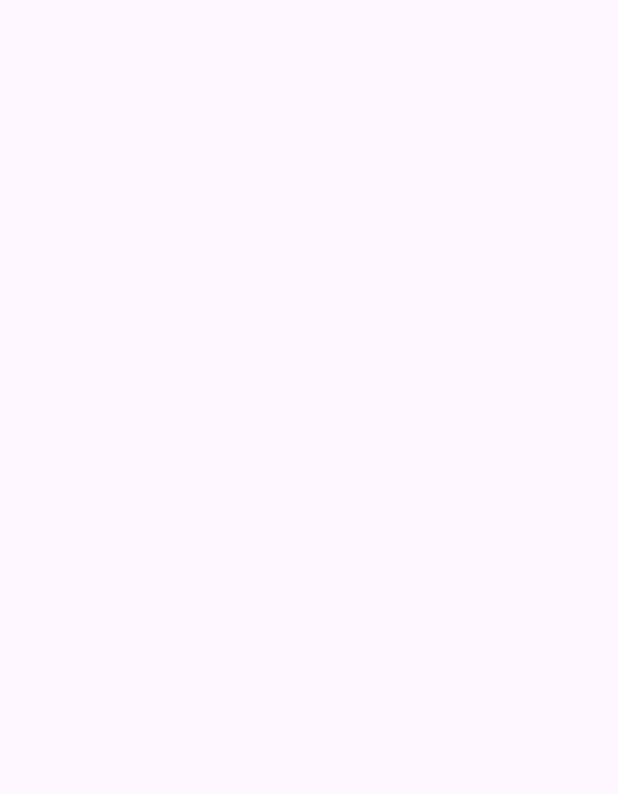
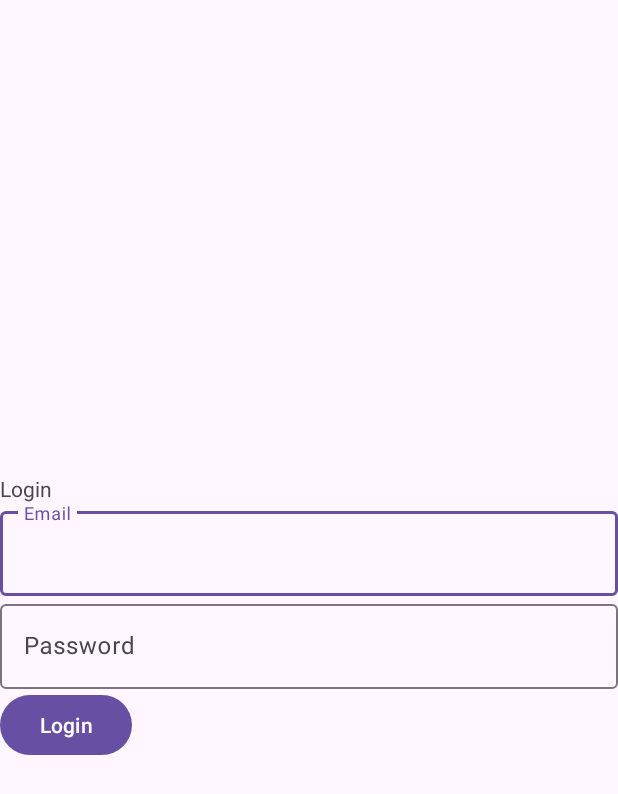
Before and after one commit to UOASOFTENG306/project-1-team-4, an Android app: the LoginActivity screen opened directly, with no data from a screen before it, on a phone screen of 412 x 824 dp. Before the commit the part shown is empty. Shown: the top 794 px of the screen. Run offline under Robolectric (Android 15) with nearby library versions, the phone set to English and light mode, and no system bars.

Commit message:
feat: add initial login xml

```diff
--- a/app/src/main/res/layout/activity_login.xml
+++ b/app/src/main/res/layout/activity_login.xml
@@ -1,9 +1,39 @@
 <?xml version="1.0" encoding="utf-8"?>
-<androidx.constraintlayout.widget.ConstraintLayout xmlns:android="http://schemas.android.com/apk/res/android"
+<LinearLayout xmlns:android="http://schemas.android.com/apk/res/android"
     xmlns:app="http://schemas.android.com/apk/res-auto"
     xmlns:tools="http://schemas.android.com/tools"
     android:layout_width="match_parent"
     android:layout_height="match_parent"
+    android:orientation="vertical"
+    android:gravity="center"
     tools:context=".View.LoginActivity">
 
-</androidx.constraintlayout.widget.ConstraintLayout>
+    <TextView
+        android:text="@string/login"
+        android:layout_width="match_parent"
+        android:layout_height="wrap_content"/>
+    <com.google.android.material.textfield.TextInputLayout
+        android:layout_width="match_parent"
+        android:layout_height="wrap_content">
+        <com.google.android.material.textfield.TextInputEditText
+            android:id="@+id/email"
+            android:hint="@string/email"
+            android:layout_width="match_parent"
+            android:layout_height="wrap_content"/>
+
+    </com.google.android.material.textfield.TextInputLayout><com.google.android.material.textfield.TextInputLayout
+    android:layout_width="match_parent"
+    android:layout_height="wrap_content">
+    <com.google.android.material.textfield.TextInputEditText
+        android:id="@+id/password"
+        android:hint="@string/password"
+        android:layout_width="match_parent"
+        android:layout_height="wrap_content"/>
+
+    <Button
+        android:id="@+id/btn_login"
+        android:text="@string/login"
+        android:layout_width="wrap_content"
+        android:layout_height="wrap_content"/>
+</com.google.android.material.textfield.TextInputLayout>
+</LinearLayout>
--- a/app/src/main/res/values/strings.xml
+++ b/app/src/main/res/values/strings.xml
@@ -2,4 +2,7 @@
     <string name="app_name">SOFTENG306_Application</string>
     <!-- TODO: Remove or change this placeholder text -->
     <string name="hello_blank_fragment">Hello blank fragment</string>
+    <string name="login">Login</string>
+    <string name="password">Password</string>
+    <string name="email">Email</string>
 </resources>
```
